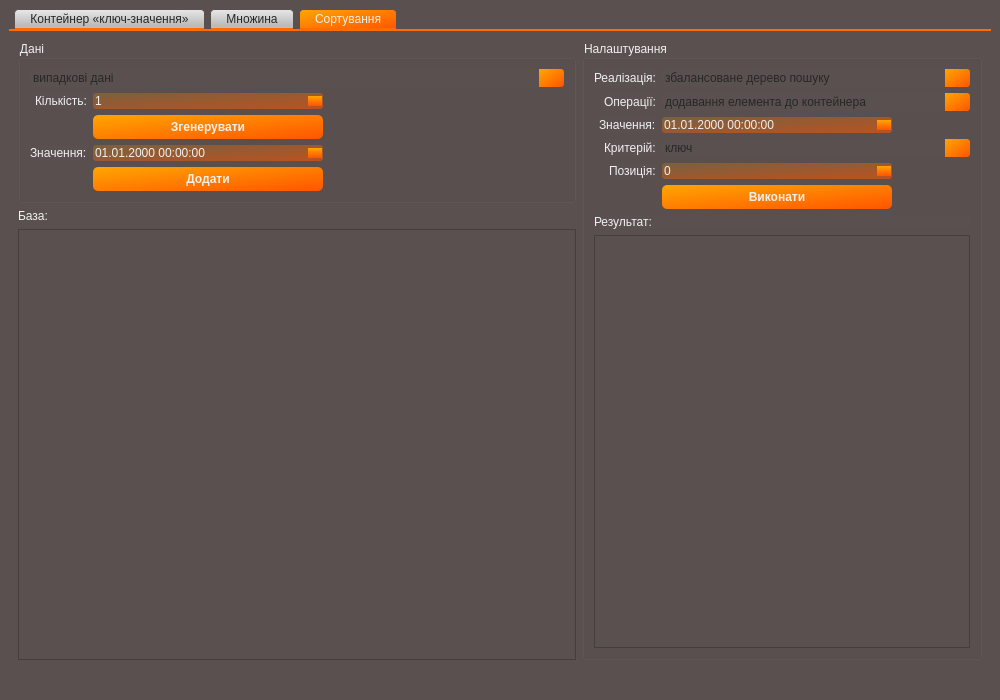
First picture: the form in ExamUI/mainwindow.ui, repository WAG13/Exam_OOP_summer, before the edit.
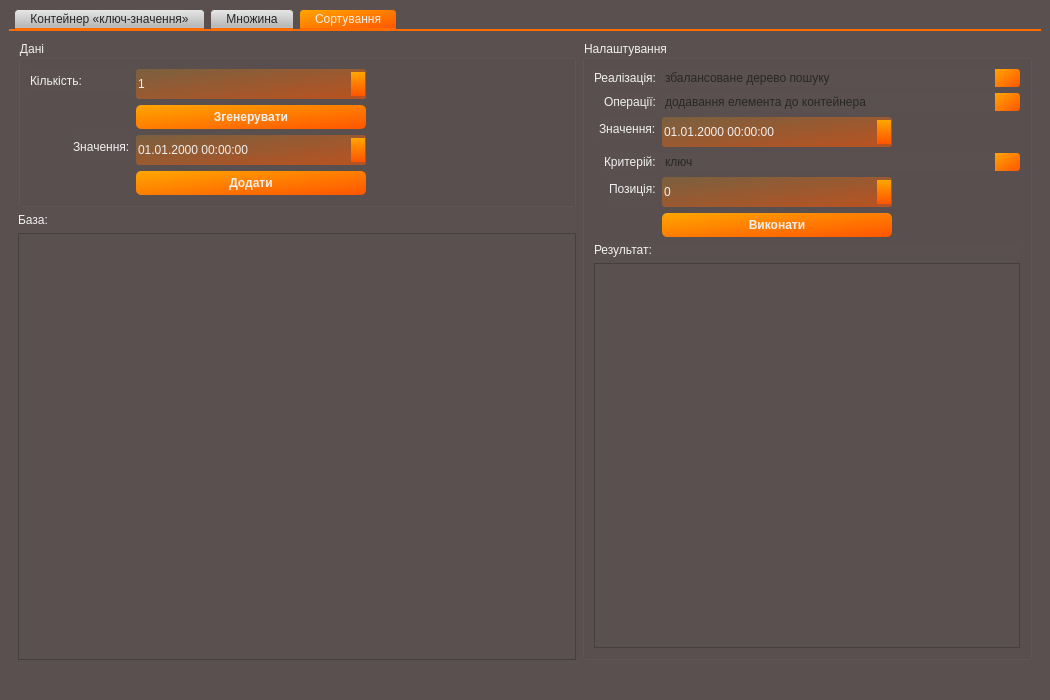
Second picture: the form after the edit. The open tabs and pages were chosen to show the change.

```diff
--- a/ExamUI/mainwindow.ui
+++ b/ExamUI/mainwindow.ui
@@ -6,7 +6,7 @@
    <rect>
     <x>0</x>
     <y>0</y>
-    <width>1000</width>
+    <width>1050</width>
     <height>700</height>
    </rect>
   </property>
@@ -21,6 +21,26 @@
 	background-color: rgb(90, 80, 80)
 }
 
+/*TABLE*/
+QHeaderView::section {
+    background-color: rgb(74, 66, 66);
+    padding: 4px;
+    font-size: 12pt;
+    border-style: none;
+    border-bottom: 1px solid #eeeee8;
+    border-right: 1px solid #eeeee8;
+}
+
+QHeaderView::section:horizontal
+{
+    border-top: 1px solid #eeeee8;
+}
+
+QHeaderView::section:vertical
+{
+    border-left: 1px solid #eeeee8;
+}
+
 /*BUTTON*/
 QPushButton{
 	background-color: qlineargradient(spread:pad, x1:0, y1:0, x2:1, y2:1, stop:0 rgba(255, 166, 0, 255), stop:1 rgba(255, 85, 0, 255));
@@ -75,6 +95,7 @@
 QSpinBox, QDateTimeEdit {
 	background-color: qlineargradient(spread:pad, x1:0, y1:0, x2:1, y2:1, stop:0 rgba(255, 166, 0, 50), stop:1 rgba(255, 85, 0, 150));
 border-radius:3px;
+min-height: 30px;
 max-width:230px;
 }
 QSpinBox::up-button,QDateTimeEdit::up-button {
@@ -847,56 +868,48 @@
                <property name="labelAlignment">
                 <set>Qt::AlignRight|Qt::AlignTrailing|Qt::AlignVCenter</set>
                </property>
-               <item row="0" column="0" colspan="2">
-                <widget class="QComboBox" name="KVReal_6">
-                 <item>
-                  <property name="text">
-                   <string>випадкові дані</string>
-                  </property>
-                 </item>
-                 <item>
-                  <property name="text">
-                   <string>ввести вручну</string>
-                  </property>
-                 </item>
-                </widget>
-               </item>
-               <item row="1" column="0">
+               <item row="0" column="0">
                 <widget class="QLabel" name="label_23">
+                 <property name="minimumSize">
+                  <size>
+                   <width>100</width>
+                   <height>0</height>
+                  </size>
+                 </property>
                  <property name="text">
                   <string>Кількість:</string>
                  </property>
                 </widget>
                </item>
-               <item row="1" column="1">
+               <item row="0" column="1">
                 <widget class="QSpinBox" name="spinBox_4">
                  <property name="minimum">
                   <number>1</number>
                  </property>
                 </widget>
                </item>
-               <item row="2" column="1">
+               <item row="1" column="1">
                 <widget class="QPushButton" name="pushButton_8">
                  <property name="text">
                   <string>Згенерувати</string>
                  </property>
                 </widget>
                </item>
-               <item row="3" column="0">
+               <item row="2" column="0">
                 <widget class="QLabel" name="label_24">
                  <property name="text">
                   <string>Значення:</string>
                  </property>
                 </widget>
                </item>
-               <item row="3" column="1">
+               <item row="2" column="1">
                 <widget class="QDateTimeEdit" name="dateTimeEdit_5">
                  <property name="displayFormat">
                   <string>dd.MM.yyyy hh:mm:ss</string>
                  </property>
                 </widget>
                </item>
-               <item row="4" column="1">
+               <item row="3" column="1">
                 <widget class="QPushButton" name="pushButton_7">
                  <property name="text">
                   <string>Додати</string>
@@ -928,7 +941,7 @@
          <widget class="QGroupBox" name="groupBox1_3">
           <property name="maximumSize">
            <size>
-            <width>400</width>
+            <width>450</width>
             <height>16777215</height>
            </size>
           </property>
```
Left out of the diff: 25 changed lines with no effect on the pictures.
